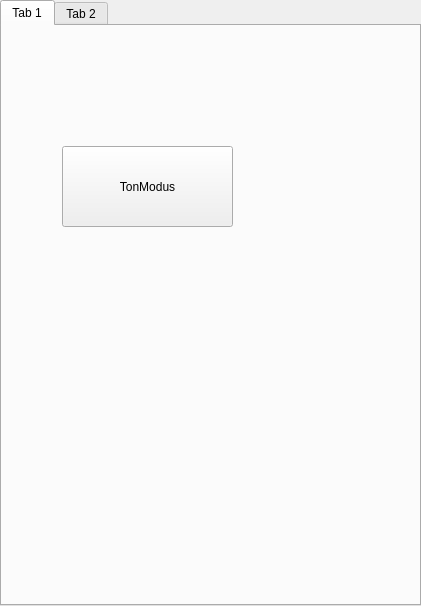
First picture: the form in FEASKonsole/widget.ui, repository luxil/FEASKonsole, before the edit.
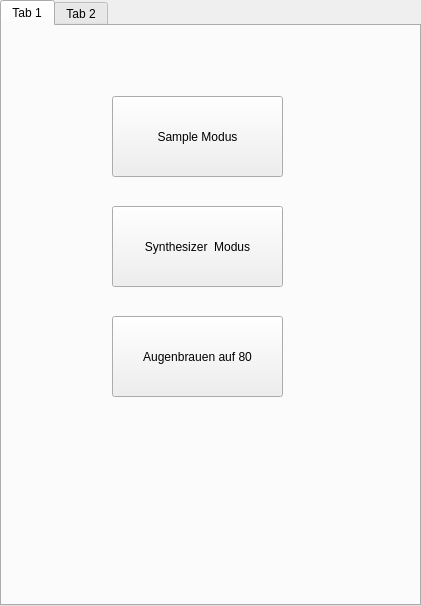
Second picture: the form after the edit. The open tabs and pages were chosen to show the change.

Diff of the .ui file:
```diff
--- a/FEASKonsole/widget.ui
+++ b/FEASKonsole/widget.ui
@@ -23,14 +23,40 @@
    <widget class="QPushButton" name="TonModus">
     <property name="geometry">
      <rect>
-      <x>60</x>
-      <y>120</y>
+      <x>110</x>
+      <y>70</y>
       <width>171</width>
       <height>81</height>
      </rect>
     </property>
     <property name="text">
-     <string>TonModus</string>
+     <string>Sample Modus</string>
+    </property>
+   </widget>
+   <widget class="QPushButton" name="TonModus_2">
+    <property name="geometry">
+     <rect>
+      <x>110</x>
+      <y>180</y>
+      <width>171</width>
+      <height>81</height>
+     </rect>
+    </property>
+    <property name="text">
+     <string>Synthesizer  Modus</string>
+    </property>
+   </widget>
+   <widget class="QPushButton" name="TonModus_3">
+    <property name="geometry">
+     <rect>
+      <x>110</x>
+      <y>290</y>
+      <width>171</width>
+      <height>81</height>
+     </rect>
+    </property>
+    <property name="text">
+     <string>Augenbrauen auf 80</string>
     </property>
    </widget>
   </widget>
```
Left out of the diff: 2 changed lines with no effect on the pictures.
